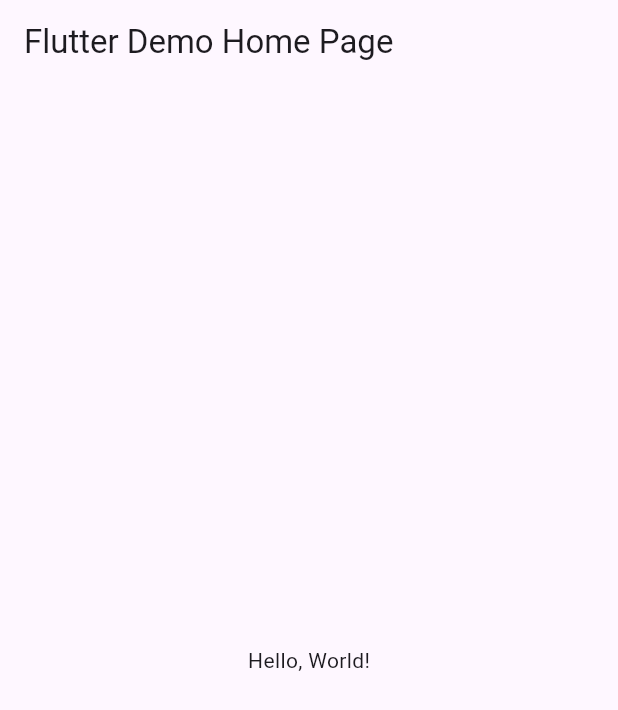
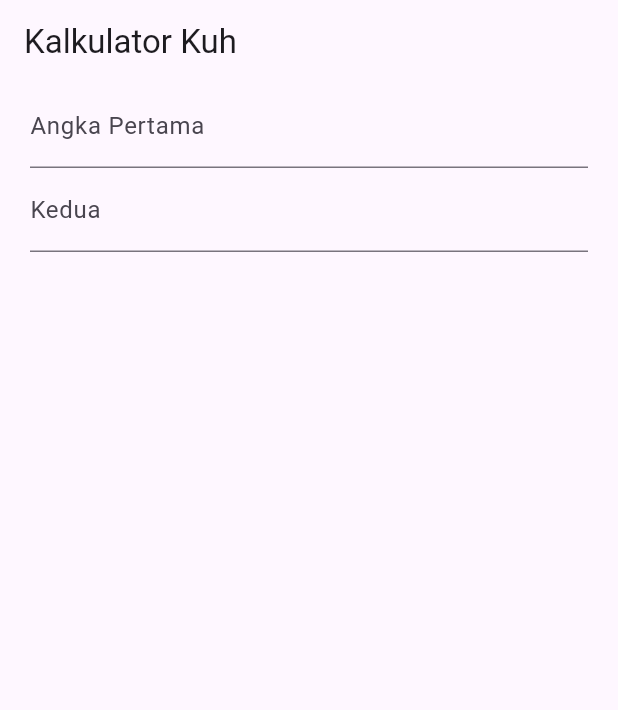
Before and after one commit to dwikyfahlavi/KalkulatorApp, a Flutter app: the screen it shows after launch, on a phone screen of 412 x 824 dp. Shown: the top 710 px of the screen. Run offline on Flutter 3.47's test engine with Material 3 defaults, Android fonts, the phone set to English and light mode, and no system bars.

Commit message:
first commit

```diff
--- a/lib/main.dart
+++ b/lib/main.dart
@@ -17,27 +17,47 @@ class MyApp extends StatelessWidget {
         primarySwatch: Colors.blue,
       ),
       // A widget which will be started on application startup
-      home: MyHomePage(title: 'Flutter Demo Home Page'),
+      home: MyHomePage(),
     );
   }
 }
 
-class MyHomePage extends StatelessWidget {
-  final String title;
-  const MyHomePage({super.key, required this.title});
+class MyHomePage extends StatefulWidget {
+  const MyHomePage({Key? key}) : super(key: key);
+
+  @override
+  State<MyHomePage> createState() => _MyHomePageState();
+}
+
+class _MyHomePageState extends State<MyHomePage> {
+  TextEditingController angka1 = TextEditingController();
+  TextEditingController angka2 = TextEditingController();
 
   @override
   Widget build(BuildContext context) {
     return Scaffold(
       appBar: AppBar(
         // The title text which will be shown on the action bar
-        title: Text(title),
+        title: Text('Kalkulator Kuh'),
       ),
-      body: Center(
-        child: Text(
-          'Hello, World!',
+      body: Container(
+        padding: EdgeInsets.symmetric(horizontal: 20),
+        child: Form(
+          child: Column(
+            children: [
+              TextFormField(
+                controller: angka1,
+                decoration: InputDecoration(label: Text('Angka Pertama')),
+              ),
+              TextFormField(
+                controller: angka2,
+                decoration: InputDecoration(label: Text('Kedua')),
+              ),
+            ],
+          ),
         ),
       ),
     );
+    ;
   }
 }
```
